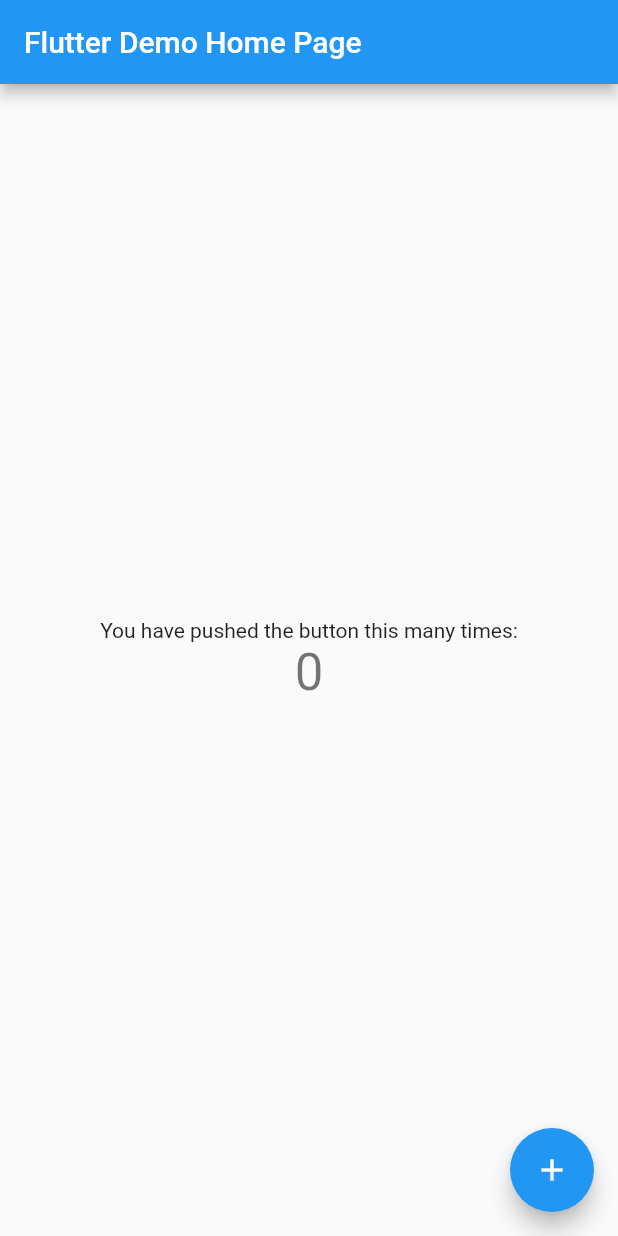
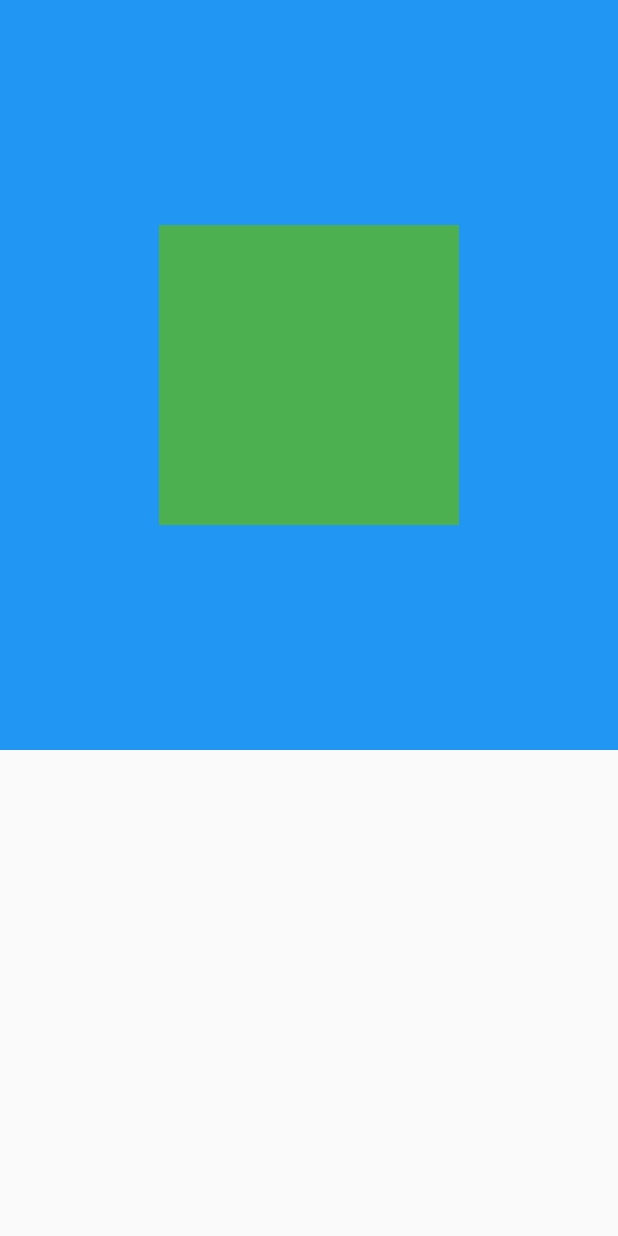
Before and after one commit to brunobarbosa17/nlw-flutter, a Flutter app: the screen it shows after launch, on a phone screen of 412 x 824 dp. Run offline on Flutter 3.47's test engine with Material 2 defaults, Android fonts, the phone set to English and light mode, and no system bars.

Commit message:
arq iniciais

```diff
--- a/app_contador/lib/main.dart
+++ b/app_contador/lib/main.dart
@@ -1,115 +1,35 @@
 import 'package:flutter/material.dart';
 
 void main() {
-  runApp(const MyApp());
+  runApp(MaterialApp(
+      home: Scaffold(
+    body: Container(
+      color: Colors.blue,
+      width: 500,
+      height: 500,
+      child: Center(
+        child: Container(
+          height: 200,
+          width: 200,
+          color: Colors.green,
+        ),
+      ),
+    ),
+  )));
 }
 
-class MyApp extends StatelessWidget {
-  const MyApp({Key? key}) : super(key: key);
 
-  // This widget is the root of your application.
-  @override
+/*
+class MyApp extends StatefulWidget {
+
   Widget build(BuildContext context) {
-    return MaterialApp(
-      title: 'Flutter Demo',
-      theme: ThemeData(
-        // This is the theme of your application.
-        //
-        // Try running your application with "flutter run". You'll see the
-        // application has a blue toolbar. Then, without quitting the app, try
-        // changing the primarySwatch below to Colors.green and then invoke
-        // "hot reload" (press "r" in the console where you ran "flutter run",
-        // or simply save your changes to "hot reload" in a Flutter IDE).
-        // Notice that the counter didn't reset back to zero; the application
-        // is not restarted.
-        primarySwatch: Colors.blue,
+    MaterialApp(
+    home: Container(
+      color: Colors.blue,
+      child: Container(
+        color: Colors.green,
       ),
-      home: const MyHomePage(title: 'Flutter Demo Home Page'),
-    );
+      ),
+  );
   }
-}
-
-class MyHomePage extends StatefulWidget {
-  const MyHomePage({Key? key, required this.title}) : super(key: key);
-
-  // This widget is the home page of your application. It is stateful, meaning
-  // that it has a State object (defined below) that contains fields that affect
-  // how it looks.
-
-  // This class is the configuration for the state. It holds the values (in this
-  // case the title) provided by the parent (in this case the App widget) and
-  // used by the build method of the State. Fields in a Widget subclass are
-  // always marked "final".
-
-  final String title;
-
-  @override
-  State<MyHomePage> createState() => _MyHomePageState();
-}
-
-class _MyHomePageState extends State<MyHomePage> {
-  int _counter = 0;
-
-  void _incrementCounter() {
-    setState(() {
-      // This call to setState tells the Flutter framework that something has
-      // changed in this State, which causes it to rerun the build method below
-      // so that the display can reflect the updated values. If we changed
-      // _counter without calling setState(), then the build method would not be
-      // called again, and so nothing would appear to happen.
-      _counter++;
-    });
-  }
-
-  @override
-  Widget build(BuildContext context) {
-    // This method is rerun every time setState is called, for instance as done
-    // by the _incrementCounter method above.
-    //
-    // The Flutter framework has been optimized to make rerunning build methods
-    // fast, so that you can just rebuild anything that needs updating rather
-    // than having to individually change instances of widgets.
-    return Scaffold(
-      appBar: AppBar(
-        // Here we take the value from the MyHomePage object that was created by
-        // the App.build method, and use it to set our appbar title.
-        title: Text(widget.title),
-      ),
-      body: Center(
-        // Center is a layout widget. It takes a single child and positions it
-        // in the middle of the parent.
-        child: Column(
-          // Column is also a layout widget. It takes a list of children and
-          // arranges them vertically. By default, it sizes itself to fit its
-          // children horizontally, and tries to be as tall as its parent.
-          //
-          // Invoke "debug painting" (press "p" in the console, choose the
-          // "Toggle Debug Paint" action from the Flutter Inspector in Android
-          // Studio, or the "Toggle Debug Paint" command in Visual Studio Code)
-          // to see the wireframe for each widget.
-          //
-          // Column has various properties to control how it sizes itself and
-          // how it positions its children. Here we use mainAxisAlignment to
-          // center the children vertically; the main axis here is the vertical
-          // axis because Columns are vertical (the cross axis would be
-          // horizontal).
-          mainAxisAlignment: MainAxisAlignment.center,
-          children: <Widget>[
-            const Text(
-              'You have pushed the button this many times:',
-            ),
-            Text(
-              '$_counter',
-              style: Theme.of(context).textTheme.headline4,
-            ),
-          ],
-        ),
-      ),
-      floatingActionButton: FloatingActionButton(
-        onPressed: _incrementCounter,
-        tooltip: 'Increment',
-        child: const Icon(Icons.add),
-      ), // This trailing comma makes auto-formatting nicer for build methods.
-    );
-  }
-}
+}*/
```
